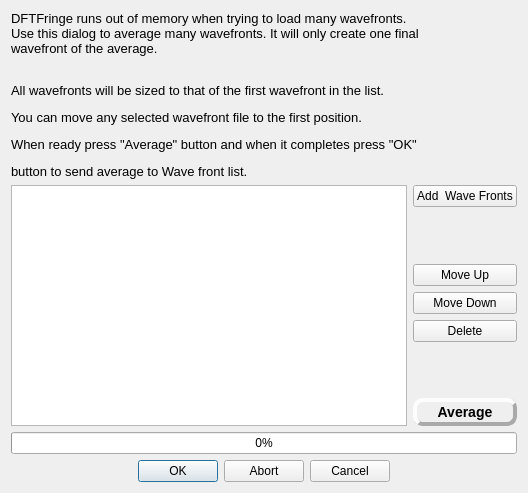
First picture: the form in averagewavefrontfilesdlg.ui, repository githubdoe/DFTFringe, before the edit.
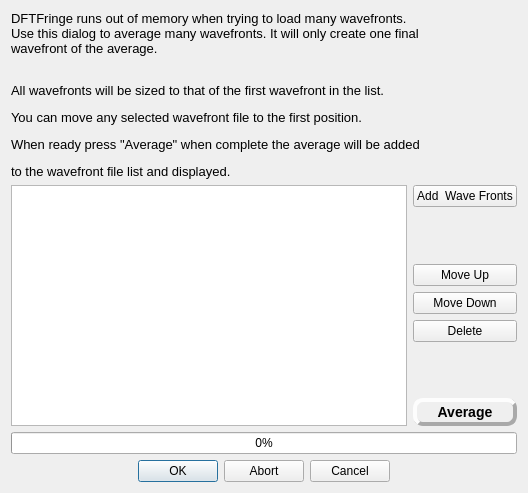
Second picture: the form after the edit. Icons and pictures are not drawn.

Patch:
```diff
--- a/averagewavefrontfilesdlg.ui
+++ b/averagewavefrontfilesdlg.ui
@@ -17,7 +17,7 @@
    <item>
     <widget class="QLabel" name="label">
      <property name="text">
-      <string>&lt;html&gt;&lt;head/&gt;&lt;body&gt;&lt;p&gt;&lt;span style=&quot; font-size:10pt;&quot;&gt;DFTFringe runs out of memory when trying to load many wavefronts.&lt;br/&gt;Use this dialog to average many wavefronts. It will only create one final&lt;br/&gt;wavefront of the average.&lt;/span&gt;&lt;/p&gt;&lt;p&gt;&lt;span style=&quot; font-size:10pt;&quot;&gt;&lt;br/&gt;All wavefronts will be sized to that of the first wavefront in the list. &lt;/span&gt;&lt;/p&gt;&lt;p&gt;&lt;span style=&quot; font-size:10pt;&quot;&gt;You can move any selected wavefront file to the first position.&lt;/span&gt;&lt;/p&gt;&lt;p&gt;&lt;span style=&quot; font-size:10pt;&quot;&gt;When ready press &amp;quot;Average&amp;quot; button and when it completes press &amp;quot;OK&amp;quot;&lt;/span&gt;&lt;/p&gt;&lt;p&gt;&lt;span style=&quot; font-size:10pt;&quot;&gt; button to send average to Wave front list.&lt;/span&gt;&lt;/p&gt;&lt;/body&gt;&lt;/html&gt;</string>
+      <string>&lt;html&gt;&lt;head/&gt;&lt;body&gt;&lt;p&gt;&lt;span style=&quot; font-size:10pt;&quot;&gt;DFTFringe runs out of memory when trying to load many wavefronts.&lt;br/&gt;Use this dialog to average many wavefronts. It will only create one final&lt;br/&gt;wavefront of the average.&lt;/span&gt;&lt;/p&gt;&lt;p&gt;&lt;span style=&quot; font-size:10pt;&quot;&gt;&lt;br/&gt;All wavefronts will be sized to that of the first wavefront in the list. &lt;/span&gt;&lt;/p&gt;&lt;p&gt;&lt;span style=&quot; font-size:10pt;&quot;&gt;You can move any selected wavefront file to the first position.&lt;/span&gt;&lt;/p&gt;&lt;p&gt;&lt;span style=&quot; font-size:10pt;&quot;&gt;When ready press &amp;quot;Average&amp;quot; when complete the average will be added&lt;/span&gt;&lt;/p&gt;&lt;p&gt;&lt;span style=&quot; font-size:10pt;&quot;&gt;to the wavefront file list and displayed.&lt;/span&gt;&lt;/p&gt;&lt;/body&gt;&lt;/html&gt;</string>
      </property>
      <property name="textFormat">
       <enum>Qt::RichText</enum>
```
